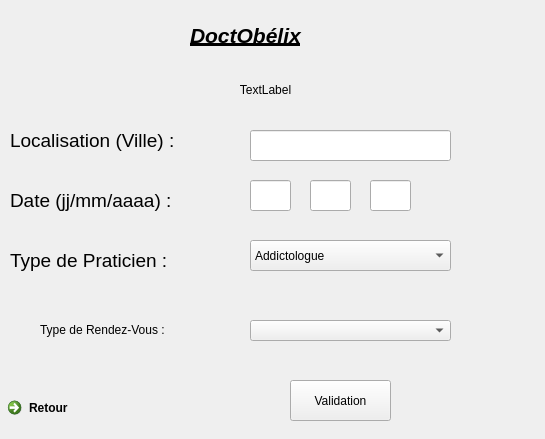
Above: modules/modules_IHM/IHM_en_Qt/3priserdv.ui from Nathanwolfy/projetprogrammation2021 before the change. Below: the same form after it.
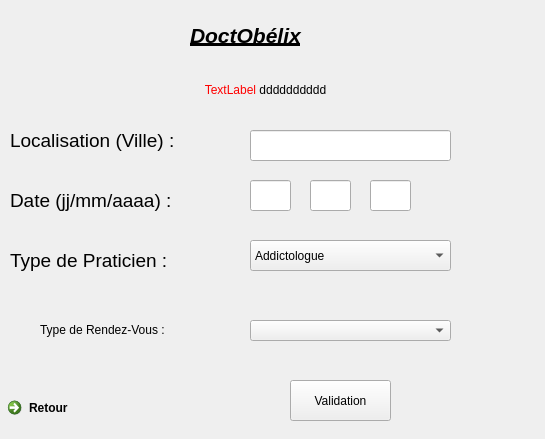
That is the form after the change.

Commit message: a non je ne viens pas

```diff
--- a/modules/modules_IHM/IHM_en_Qt/3priserdv.ui
+++ b/modules/modules_IHM/IHM_en_Qt/3priserdv.ui
@@ -254,7 +254,7 @@
     </rect>
    </property>
    <property name="text">
-    <string>&lt;html&gt;&lt;head/&gt;&lt;body&gt;&lt;p align=&quot;center&quot;&gt;TextLabel&lt;/p&gt;&lt;/body&gt;&lt;/html&gt;</string>
+    <string>&lt;html&gt;&lt;head/&gt;&lt;body&gt;&lt;p align=&quot;center&quot;&gt;&lt;span style=&quot; color:#ff0000;&quot;&gt;TextLabel  &lt;/span&gt;&lt;span style=&quot; color:#000000;&quot;&gt;dddddddddd&lt;/span&gt;&lt;/p&gt;&lt;/body&gt;&lt;/html&gt;</string>
    </property>
   </widget>
  </widget>
```
The commit also changes 2 other files.
